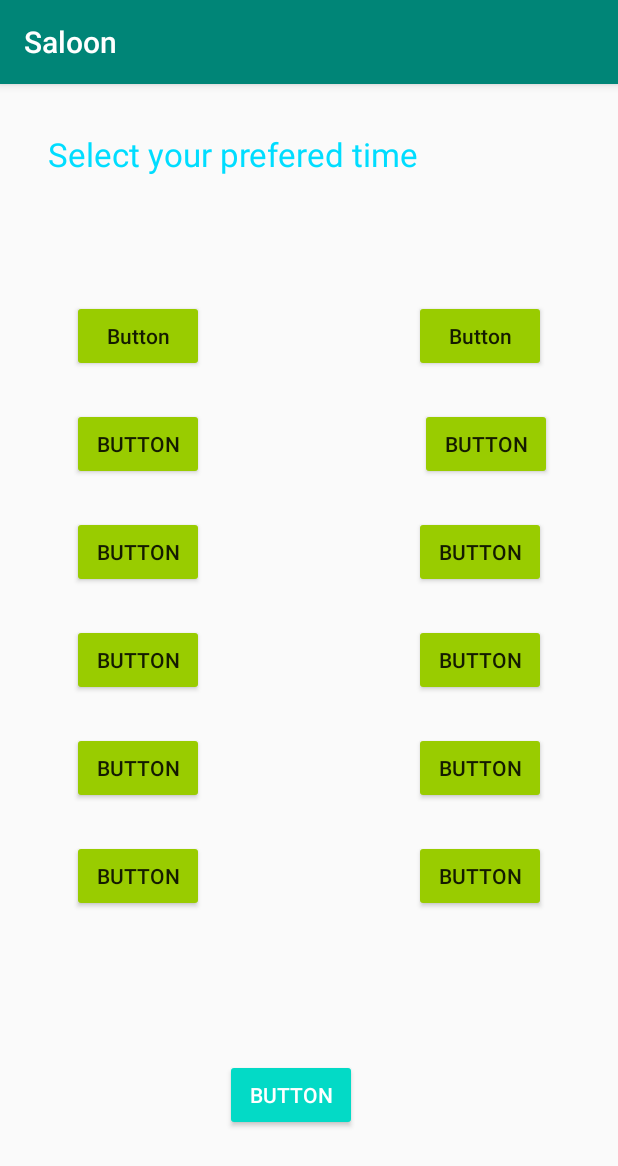
After one commit to Yohanathan-Kugavathanan/Salon, an Android app: the scheduleTime screen opened directly, with no data from a screen before it, on a phone screen of 412 x 824 dp. The commit adds this screen. Shown: the top 1166 px of the screen. Run offline under Robolectric (Android 15) with nearby library versions, the phone set to English and light mode, and no system bars.

Commit message:
implemented following pages 1.page to select date 2.page to select a time slot

```diff
--- a/app/build.gradle
+++ b/app/build.gradle
@@ -26,4 +26,5 @@ dependencies {
     testImplementation 'junit:junit:4.12'
     androidTestImplementation 'androidx.test.ext:junit:1.1.0'
     androidTestImplementation 'androidx.test.espresso:espresso-core:3.1.1'
+    implementation 'com.google.android.material:material:1.1.0'
 }
--- /dev/null
+++ b/app/src/main/java/com/example/saloon/scheduleTime.java
@@ -0,0 +1,14 @@
+package com.example.saloon;
+
+import androidx.appcompat.app.AppCompatActivity;
+
+import android.os.Bundle;
+
+public class scheduleTime extends AppCompatActivity {
+
+    @Override
+    protected void onCreate(Bundle savedInstanceState) {
+        super.onCreate(savedInstanceState);
+        setContentView(R.layout.activity_schedule_time);
+    }
+}
--- /dev/null
+++ b/app/src/main/res/layout/activity_schedule_time.xml
@@ -0,0 +1,174 @@
+<?xml version="1.0" encoding="utf-8"?>
+<androidx.constraintlayout.widget.ConstraintLayout xmlns:android="http://schemas.android.com/apk/res/android"
+    xmlns:app="http://schemas.android.com/apk/res-auto"
+    xmlns:tools="http://schemas.android.com/tools"
+    android:layout_width="match_parent"
+    android:layout_height="match_parent"
+    tools:context=".scheduleTime">
+
+    <TextView
+        android:id="@+id/textView"
+        android:layout_width="296dp"
+        android:layout_height="64dp"
+        android:layout_marginStart="32dp"
+        android:layout_marginTop="32dp"
+        android:text="@string/text2_"
+        android:textAppearance="@style/TextAppearance.AppCompat.Large"
+        android:textColor="@android:color/holo_blue_bright"
+        app:layout_constraintStart_toStartOf="parent"
+        app:layout_constraintTop_toTopOf="parent"
+        tools:text="@string/text2_" />
+
+    <Button
+        android:id="@+id/button"
+        android:layout_width="wrap_content"
+        android:layout_height="wrap_content"
+        android:layout_marginStart="48dp"
+        android:backgroundTint="@android:color/holo_green_light"
+        android:text="Button"
+        android:textAppearance="@style/TextAppearance.AppCompat.Body2"
+        app:layout_constraintBaseline_toBaselineOf="@+id/button2"
+        app:layout_constraintStart_toStartOf="parent"
+        tools:text="@string/slot1" />
+
+    <Button
+        android:id="@+id/button2"
+        android:layout_width="wrap_content"
+        android:layout_height="wrap_content"
+        android:layout_marginTop="48dp"
+        android:layout_marginEnd="48dp"
+        android:backgroundTint="@android:color/holo_green_light"
+        android:text="Button"
+        android:textAppearance="@style/TextAppearance.AppCompat.Body2"
+        app:layout_constraintEnd_toEndOf="parent"
+        app:layout_constraintTop_toBottomOf="@+id/textView"
+        tools:text="@string/slot2" />
+
+    <Button
+        android:id="@+id/button3"
+        android:layout_width="wrap_content"
+        android:layout_height="wrap_content"
+        android:layout_marginStart="48dp"
+        android:backgroundTint="@android:color/holo_green_light"
+        android:text="Button"
+        app:layout_constraintBaseline_toBaselineOf="@+id/button4"
+        app:layout_constraintStart_toStartOf="parent"
+        tools:text="@string/slot3" />
+
+    <Button
+        android:id="@+id/button4"
+        android:layout_width="wrap_content"
+        android:layout_height="wrap_content"
+        android:layout_marginTop="24dp"
+        android:layout_marginEnd="44dp"
+        android:backgroundTint="@android:color/holo_green_light"
+        android:text="Button"
+        app:layout_constraintEnd_toEndOf="parent"
+        app:layout_constraintTop_toBottomOf="@+id/button2"
+        tools:text="@string/slot4" />
+
+    <Button
+        android:id="@+id/button5"
+        android:layout_width="wrap_content"
+        android:layout_height="wrap_content"
+        android:layout_marginStart="48dp"
+        android:backgroundTint="@android:color/holo_green_light"
+        android:text="Button"
+        app:layout_constraintBaseline_toBaselineOf="@+id/button6"
+        app:layout_constraintStart_toStartOf="parent"
+        tools:text="@string/slot5" />
+
+    <Button
+        android:id="@+id/button6"
+        android:layout_width="wrap_content"
+        android:layout_height="wrap_content"
+        android:layout_marginTop="24dp"
+        android:layout_marginEnd="48dp"
+        android:backgroundTint="@android:color/holo_green_light"
+        android:text="Button"
+        app:layout_constraintEnd_toEndOf="parent"
+        app:layout_constraintTop_toBottomOf="@+id/button4"
+        tools:text="@string/slot6" />
+
+    <Button
+        android:id="@+id/button7"
+        android:layout_width="wrap_content"
+        android:layout_height="wrap_content"
+        android:layout_marginStart="48dp"
+        android:backgroundTint="@android:color/holo_green_light"
+        android:text="Button"
+        app:layout_constraintBaseline_toBaselineOf="@+id/button8"
+        app:layout_constraintStart_toStartOf="parent"
+        tools:text="@string/slot7" />
+
+    <Button
+        android:id="@+id/button8"
+        android:layout_width="wrap_content"
+        android:layout_height="wrap_content"
+        android:layout_marginTop="24dp"
+        android:layout_marginEnd="48dp"
+        android:backgroundTint="@android:color/holo_green_light"
+        android:text="Button"
+        app:layout_constraintEnd_toEndOf="parent"
+        app:layout_constraintTop_toBottomOf="@+id/button6"
+        tools:text="@string/slot8" />
+
+    <Button
+        android:id="@+id/button9"
+        android:layout_width="wrap_content"
+        android:layout_height="wrap_content"
+        android:layout_marginTop="24dp"
+        android:layout_marginEnd="48dp"
+        android:backgroundTint="@android:color/holo_green_light"
+        android:text="Button"
+        app:layout_constraintEnd_toEndOf="parent"
+        app:layout_constraintTop_toBottomOf="@+id/button11"
+        tools:text="@string/slot12" />
+
+    <Button
+        android:id="@+id/button10"
+        android:layout_width="wrap_content"
+        android:layout_height="wrap_content"
+        android:layout_marginStart="48dp"
+        android:backgroundTint="@android:color/holo_green_light"
+        android:text="Button"
+        app:layout_constraintBaseline_toBaselineOf="@+id/button11"
+        app:layout_constraintStart_toStartOf="parent"
+        tools:text="@string/slot9" />
+
+    <Button
+        android:id="@+id/button11"
+        android:layout_width="wrap_content"
+        android:layout_height="wrap_content"
+        android:layout_marginTop="24dp"
+        android:layout_marginEnd="48dp"
+        android:backgroundTint="@android:color/holo_green_light"
+        android:text="Button"
+        app:layout_constraintEnd_toEndOf="parent"
+        app:layout_constraintTop_toBottomOf="@+id/button8"
+        tools:text="@string/slot10" />
+
+    <Button
+        android:id="@+id/button12"
+        android:layout_width="wrap_content"
+        android:layout_height="wrap_content"
+        android:layout_marginStart="48dp"
+        android:backgroundTint="@android:color/holo_green_light"
+        android:text="Button"
+        app:layout_constraintBaseline_toBaselineOf="@+id/button9"
+        app:layout_constraintStart_toStartOf="parent"
+        tools:text="@string/slot11" />
+
+    <Button
+        android:id="@+id/button13"
+        android:layout_width="wrap_content"
+        android:layout_height="wrap_content"
+        android:layout_marginStart="150dp"
+        android:layout_marginBottom="70dp"
+        android:backgroundTint="@color/design_default_color_secondary"
+        android:text="Button"
+        android:textColor="@color/design_default_color_background"
+        app:layout_constraintBottom_toBottomOf="parent"
+        app:layout_constraintStart_toStartOf="parent"
+        tools:text="@string/proceed2_" />
+</androidx.constraintlayout.widget.ConstraintLayout>
--- a/app/src/main/res/values/strings.xml
+++ b/app/src/main/res/values/strings.xml
@@ -1,3 +1,20 @@
 <resources>
     <string name="app_name">Saloon</string>
+    <string name="date_text">Schedule the date here</string>
+    <string name="text2_">Select your prefered time</string>
+    <string name="text1_">Start your appointment here</string>
+    <string name="proceed_">Proceed</string>
+    <string name="slot1">09.00am-09.30am</string>
+    <string name="slot2">09.30am-10.00am</string>
+    <string name="slot3">10.00am-10.30am</string>
+    <string name="slot4">10.30am-11.00am</string>
+    <string name="slot5">11.00am-11.30am</string>
+    <string name="slot6">11.30am-12.00pm</string>
+    <string name="slot7">12.00pm-12.30pm</string>
+    <string name="slot8">03.00pm-03.30pm</string>
+    <string name="slot9">03.30pm-04.00pm</string>
+    <string name="slot10">04.00pm-04.30pm</string>
+    <string name="slot11">04.30pm-05.00pm</string>
+    <string name="slot12">05.00pm-05.30pm</string>
+    <string name="proceed2_">Proceed</string>
 </resources>
```
Also changed, not shown: app/src/main/AndroidManifest.xml (+8 -0 lines), app/src/main/java/com/example/saloon/scheduleDate.java (added, +69 -0 lines), app/src/main/res/layout/activity_main.xml (+6 -7 lines), app/src/main/res/layout/activity_schedule_date.xml (added, +53 -0 lines), app/src/main/res/drawable/barber.png (added), app/src/main/res/drawable/barber1.jpg (added).
